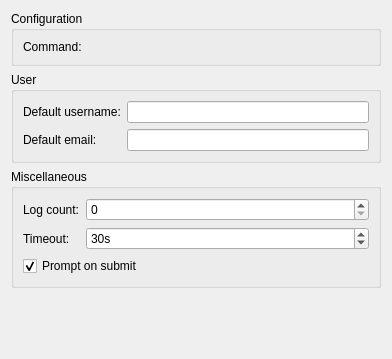
Qt form src/plugins/mercurial/optionspage.ui (qt-creator/qt-creator) before a commit.
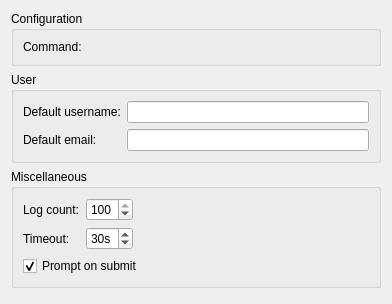
The same form after that commit. Custom widgets are drawn as their Qt base class.

The edit to the form file:
```diff
--- a/src/plugins/mercurial/optionspage.ui
+++ b/src/plugins/mercurial/optionspage.ui
@@ -7,7 +7,7 @@
     <x>0</x>
     <y>0</y>
     <width>392</width>
-    <height>359</height>
+    <height>304</height>
    </rect>
   </property>
   <property name="windowTitle">
@@ -81,7 +81,7 @@
      <property name="title">
       <string>Miscellaneous</string>
      </property>
-     <layout class="QFormLayout" name="formLayout_2">
+     <layout class="QGridLayout" name="gridLayout">
       <item row="0" column="0">
        <widget class="QLabel" name="showLogEntriesLabel">
         <property name="text">
@@ -94,8 +94,27 @@
         <property name="toolTip">
          <string>The number of recent commit logs to show, choose 0 to see all enteries</string>
         </property>
+        <property name="maximum">
+         <number>100</number>
+        </property>
+        <property name="value">
+         <number>100</number>
+        </property>
        </widget>
       </item>
+      <item row="0" column="2">
+       <spacer name="horizontalSpacer">
+        <property name="orientation">
+         <enum>Qt::Horizontal</enum>
+        </property>
+        <property name="sizeHint" stdset="0">
+         <size>
+          <width>217</width>
+          <height>20</height>
+         </size>
+        </property>
+       </spacer>
+      </item>
       <item row="1" column="0">
        <widget class="QLabel" name="timeoutSecondsLabel">
         <property name="text">
@@ -113,7 +132,7 @@
         </property>
        </widget>
       </item>
-      <item row="2" column="0" colspan="2">
+      <item row="2" column="0" colspan="3">
        <widget class="QCheckBox" name="promptOnSubmitCheckBox">
         <property name="text">
          <string>Prompt on submit</string>
```
